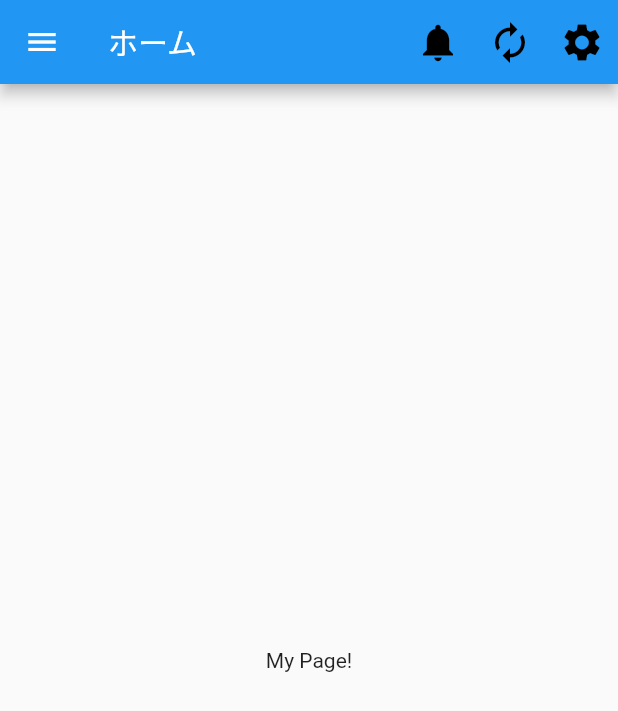
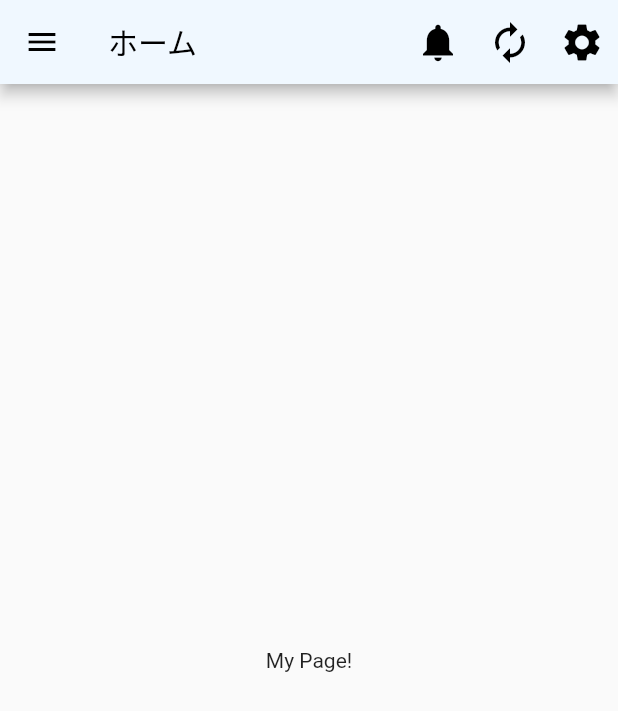
Before and after one commit to MedicalKnock/ce_job, a Flutter app: the screen it shows after launch, on a phone screen of 412 x 824 dp. Shown: the top 711 px of the screen. Run offline on Flutter 3.47's test engine with Material 2 defaults, Android fonts, the phone set to English and light mode, and no system bars.

Commit message:
面接対策画面2

```diff
--- a/lib/main.dart
+++ b/lib/main.dart
@@ -27,7 +27,10 @@ class MyHomePage extends StatelessWidget {
   Widget build(BuildContext context) {
     return Scaffold(
       appBar: AppBar(
-        title: const Text('ホーム'),
+        iconTheme: const IconThemeData(color: Colors.black),
+        title: const Text('ホーム',
+          style: TextStyle(color: Colors.black),),
+          backgroundColor: const Color(0xfff0f8ff),
         actions: [
           IconButton(
             icon: const Icon(
@@ -70,7 +73,7 @@ class MyHomePage extends StatelessWidget {
           children: [
             const DrawerHeader(
               decoration: BoxDecoration(
-                color: Colors.blue,
+                color: Color(0xfff0f8ff),
               ),
               child: Text('CE就職支援アプリ',
                 style: TextStyle(
@@ -103,7 +106,6 @@ class MyHomePage extends StatelessWidget {
                   context,
                   MaterialPageRoute(builder: (context) => interviewPage()),
                 );
-                // Navigator.pop(context);
               },
             ),
             ListTile(
--- a/pubspec.yaml
+++ b/pubspec.yaml
@@ -62,9 +62,8 @@ flutter:
 
 
   # To add assets to your application, add an assets section, like this:
-  # assets:
-  #   - images/a_dot_burr.jpeg
-  #   - images/a_dot_ham.jpeg
+  assets:
+  - assets/images/
 
   # An image asset can refer to one or more resolution-specific "variants", see
   # https://flutter.dev/assets-and-images/#resolution-aware.
```
Also changed, not shown: lib/interview_page.dart (+31 -4 lines), assets/images/22580704.jpg (added), assets/images/22582293.jpg (added), assets/images/22584294.jpg (added), assets/images/22584298.jpg (added).
